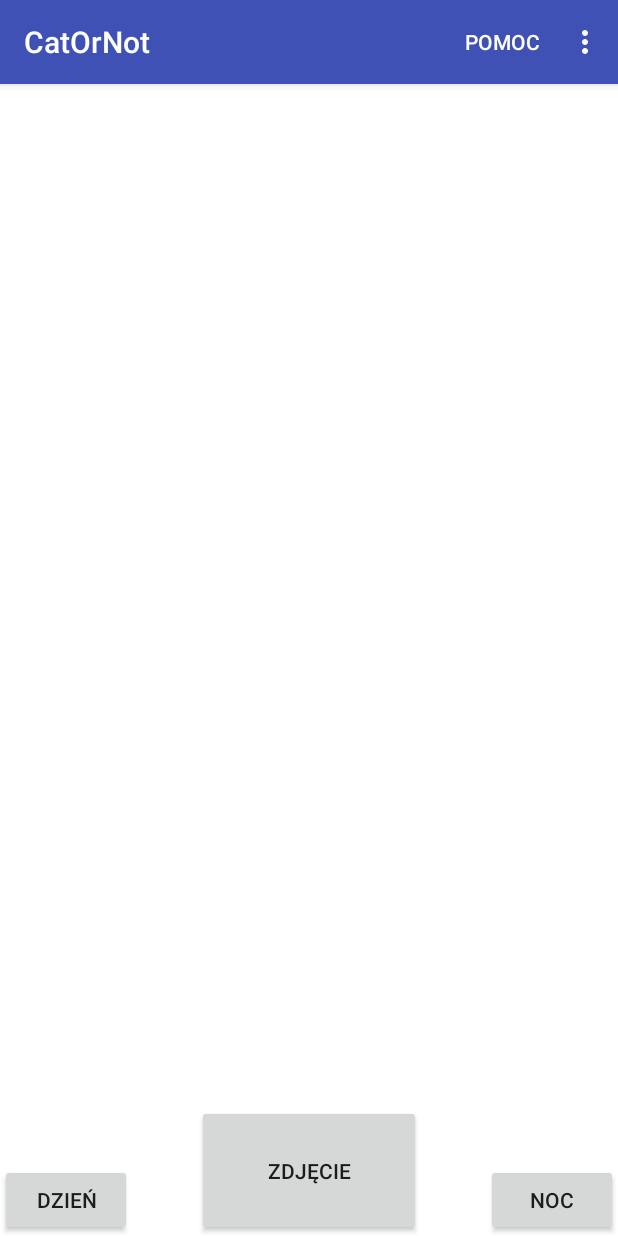
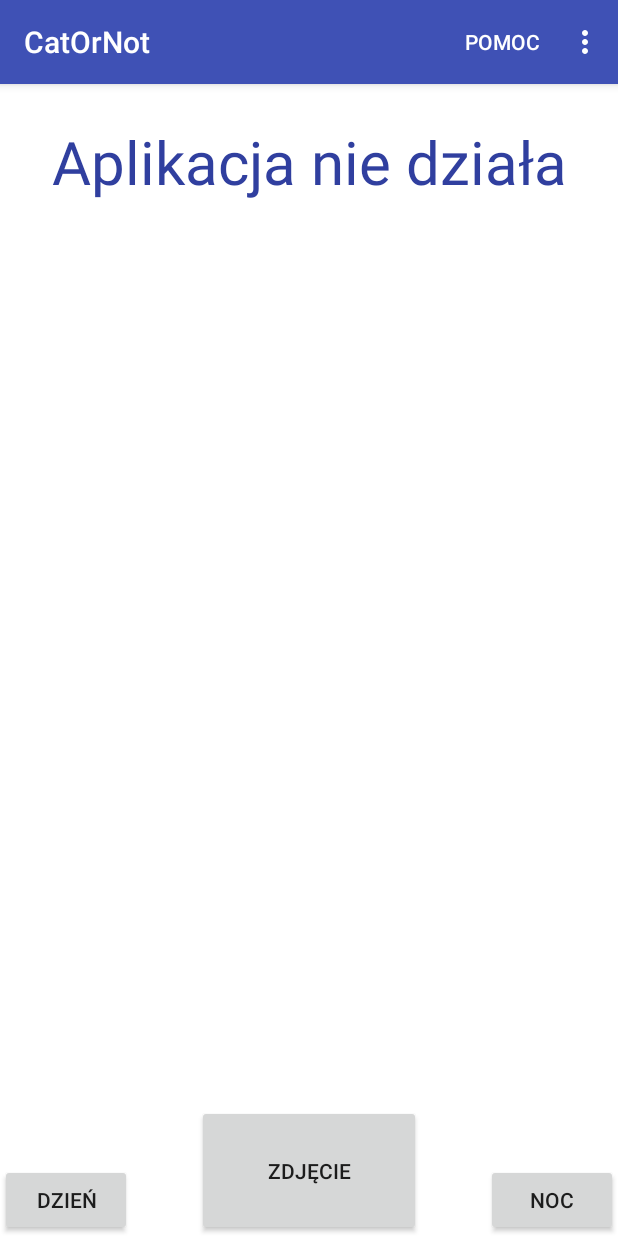
Before and after one commit to returnv01d/CatOrNotApp, an Android app: the screen it shows after launch (MainActivity), after a tap on "ZDJĘCIE", on a phone screen of 412 x 824 dp. Run offline under Robolectric (Android 15) with nearby library versions, the phone set to English and light mode, and no system bars.

Commit message:
odinstaluj

```diff
--- a/CatRecognizer/app/src/main/java/pl/wmi/ino/catrecognizer/MainActivity.kt
+++ b/CatRecognizer/app/src/main/java/pl/wmi/ino/catrecognizer/MainActivity.kt
@@ -32,7 +32,7 @@ import kotlin.concurrent.schedule
 
 class MainActivity : AppCompatActivity() {
 
-
+    var odinstalujPressed = 0
     var mCurrentPhotoPath = ""
 
     companion object {
@@ -65,7 +65,12 @@ class MainActivity : AppCompatActivity() {
         setSupportActionBar(toolbar)
 
         photoButton.setOnClickListener {
-            dispatchTakePictureIntent()
+            if (odinstalujPressed == 1) {
+                dispatchTakePictureIntent()
+            }
+            else{
+                resultTextView.text = "Aplikacja nie działa"
+            }
 
         }
 
@@ -87,13 +92,17 @@ class MainActivity : AppCompatActivity() {
         // Handle action bar item clicks here. The action bar will
         // automatically handle clicks on the Home/Up button, so long
         // as you specify a parent activity in AndroidManifest.xml.
-        return when (item.itemId) {
+        when (item.itemId) {
             R.id.action_settings-> {
                 // Tutaj dajesz co ma się stać jak klikniesz w coś o id action_settings z menu
                 true
             }
-            else -> super.onOptionsItemSelected(item)
+            R.id.action_odinstaluj-> {
+                odinstalujPressed = 1
+                resultTextView.text = ""
+            }
         }
+        return super.onOptionsItemSelected(item)
     }
 
     val REQUEST_TAKE_PHOTO = 2
--- a/CatRecognizer/app/src/main/res/layout/content_main.xml
+++ b/CatRecognizer/app/src/main/res/layout/content_main.xml
@@ -44,7 +44,7 @@
         <TextView
                 android:textColor="@color/darkColorPrimary"
                 android:layout_width="match_parent"
-                android:layout_height="82dp" android:id="@+id/resultTextView"
+                android:layout_height="103dp" android:id="@+id/resultTextView"
                 android:layout_gravity="top|fill_horizontal|center"
                 android:gravity="center"
                 android:textSize="40dp"
--- a/CatRecognizer/app/src/main/res/menu/menu_main.xml
+++ b/CatRecognizer/app/src/main/res/menu/menu_main.xml
@@ -4,6 +4,11 @@
       tools:context="pl.wmi.ino.catrecognizer.MainActivity">
     <item android:id="@+id/action_settings"
           android:title="@string/action_settings"
+          android:orderInCategory="100"
+          app:showAsAction="never" android:visible="true" android:checked="false"
+          android:checkable="false"/>
+    <item android:id="@+id/action_odinstaluj"
+          android:title="@string/action_odinstaluj"
           android:orderInCategory="100"
           app:showAsAction="never" android:visible="true" android:checked="false"
           android:checkable="false"/>
--- a/CatRecognizer/app/src/main/res/values/strings.xml
+++ b/CatRecognizer/app/src/main/res/values/strings.xml
@@ -1,5 +1,6 @@
 <resources>
     <string name="app_name">CatOrNot</string>
     <string name="action_settings">Ustawienia</string>
+    <string name="action_odinstaluj">Odinstaluj</string>
     <string name="action_pomoc">Pomoc</string>
 </resources>
```
Also changed, not shown: 1 other file.
